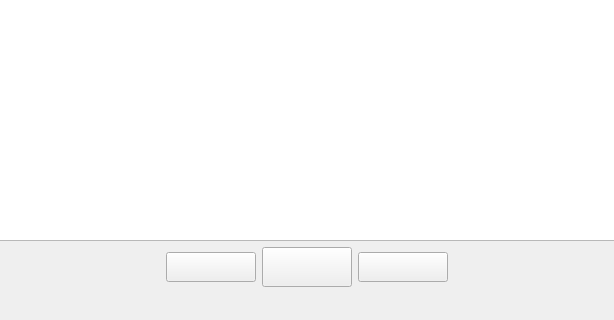
First picture: the form in A6-SpriteEditor/A6-SpriteEditor/mainwindow.ui, repository thePeterPan/CS3505-2016, before the edit; both pictures show x 421 to 1035 and y 400 to 720 of the 1280 by 720 pixel window.
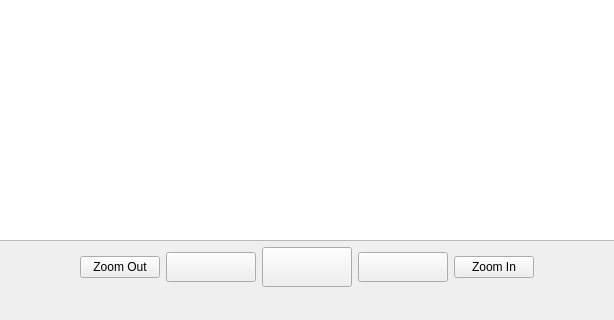
Second picture: the form after the edit. Icons and pictures are not drawn. Custom widgets are drawn as their Qt base class.

Commit message: Zoom In Zoom Out

Patch:
```diff
--- a/A6-SpriteEditor/A6-SpriteEditor/mainwindow.ui
+++ b/A6-SpriteEditor/A6-SpriteEditor/mainwindow.ui
@@ -219,6 +219,13 @@
             </property>
            </spacer>
           </item>
+          <item>
+           <widget class="QPushButton" name="zoomOutButton">
+            <property name="text">
+             <string>Zoom Out</string>
+            </property>
+           </widget>
+          </item>
           <item>
            <widget class="QPushButton" name="prevFrame_pushButton">
             <property name="sizePolicy">
@@ -309,6 +316,13 @@
             </property>
            </widget>
           </item>
+          <item>
+           <widget class="QPushButton" name="zoomInButton">
+            <property name="text">
+             <string>Zoom In</string>
+            </property>
+           </widget>
+          </item>
           <item>
            <spacer name="horizontalSpacer_2">
             <property name="orientation">
```
Left out of the diff: 2 changed lines with no effect on the pictures. The commit also changes 3 other files.
